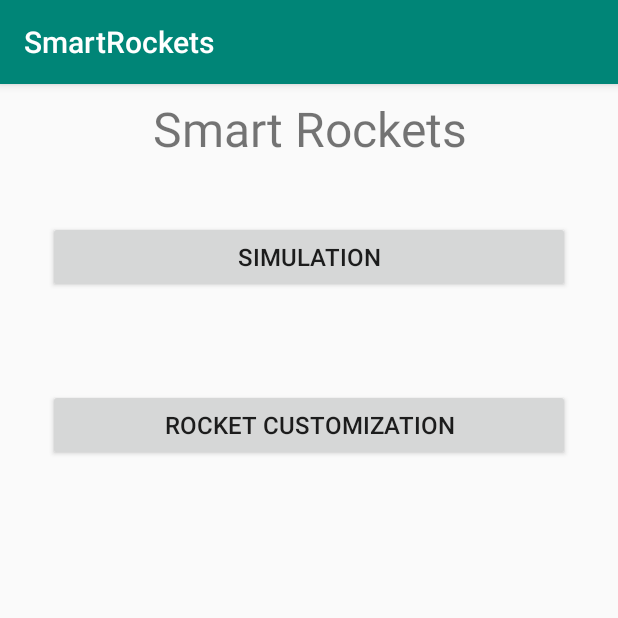
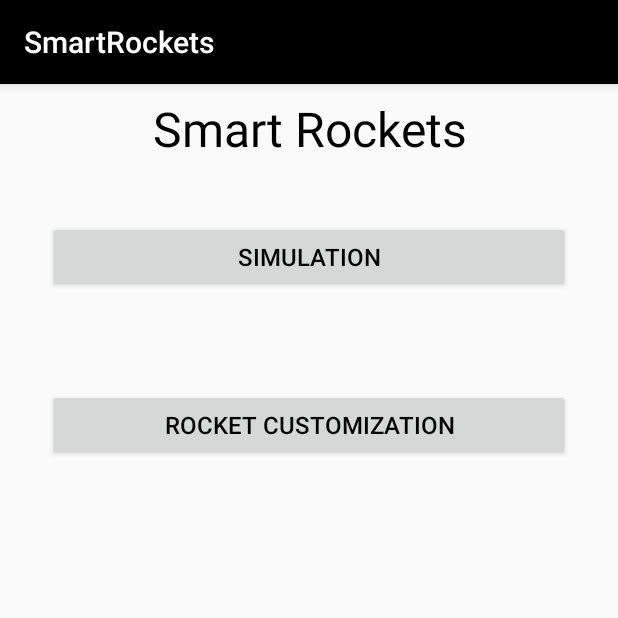
Before and after one commit to sdsearle/SmartRockets, an Android app: the screen it shows after launch (MainMenuActivity), on a phone screen of 412 x 824 dp, the top half of it. Run offline under Robolectric (Android 15) with nearby library versions, the phone set to English and light mode, and no system bars.

```diff
--- a/app/src/main/java/com/example/spenc/smartrockets/model/Rocket.java
+++ b/app/src/main/java/com/example/spenc/smartrockets/model/Rocket.java
@@ -48,11 +48,15 @@ public class Rocket {
     void calcFitness(Barrier barrier){
         // Takes distance to target
         double dt = Math.hypot(position.getX()-target.getX(), position.getY()-target.getY());
+        if (dt == 0){
+            dt = 0.01;
+        }
+        dt = Math.hypot(spawn.getX()-target.getX(), spawn.getY()-target.getY())/dt;
         // Takes distance to spawn
         double ds = Math.hypot(position.getX()-spawn.getX(), position.getY()-spawn.getY());
         //calculated fitness
         //TODO:calculate fitness bases on additional flags that determine what gets calculated in fitness
-        fitness = dt + ds;
+        fitness = dt;// + ds *2;
         // If rocket gets to target increase fitness of rocket
         if (isFinished) {
             this.fitness *= 10;
--- a/app/src/main/res/values/colors.xml
+++ b/app/src/main/res/values/colors.xml
@@ -1,6 +1,6 @@
 <?xml version="1.0" encoding="utf-8"?>
 <resources>
-    <color name="colorPrimary">#008577</color>
-    <color name="colorPrimaryDark">#00574B</color>
+    <color name="colorPrimary">#999999</color>
+    <color name="colorPrimaryDark">#000000</color>
     <color name="colorAccent">#D81B60</color>
 </resources>
--- a/app/src/main/res/values/styles.xml
+++ b/app/src/main/res/values/styles.xml
@@ -3,9 +3,10 @@
     <!-- Base application theme. -->
     <style name="AppTheme" parent="Theme.AppCompat.Light.DarkActionBar">
         <!-- Customize your theme here. -->
-        <item name="colorPrimary">@color/colorPrimary</item>
-        <item name="colorPrimaryDark">@color/colorPrimaryDark</item>
+        <item name="colorPrimary">@color/colorPrimaryDark</item>
+        <item name="colorPrimaryDark">@color/colorPrimary</item>
         <item name="colorAccent">@color/colorAccent</item>
+        <item name="android:textColor">@color/colorPrimaryDark</item>
     </style>
 
 </resources>
```
Also changed, not shown: app/src/main/res/drawable-v24/ic_launcher_foreground.xml (+9 -30 lines).
